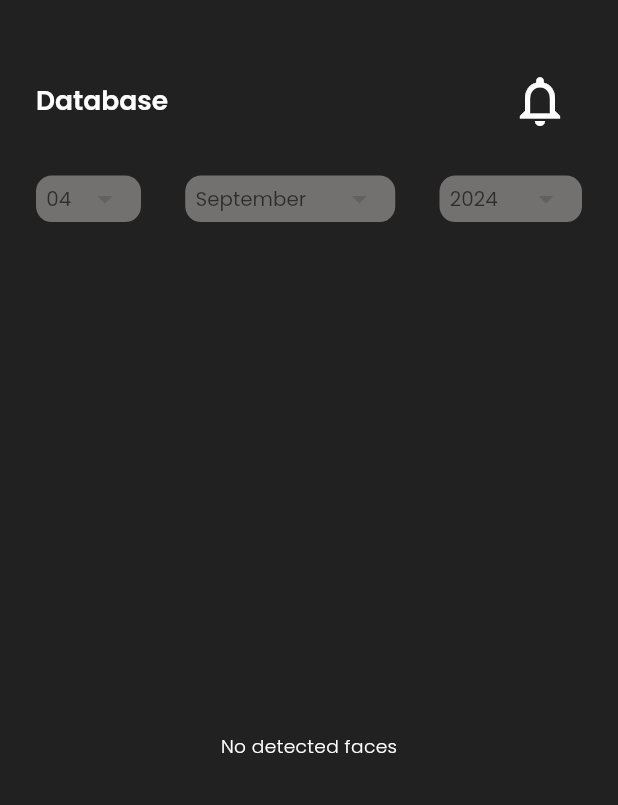
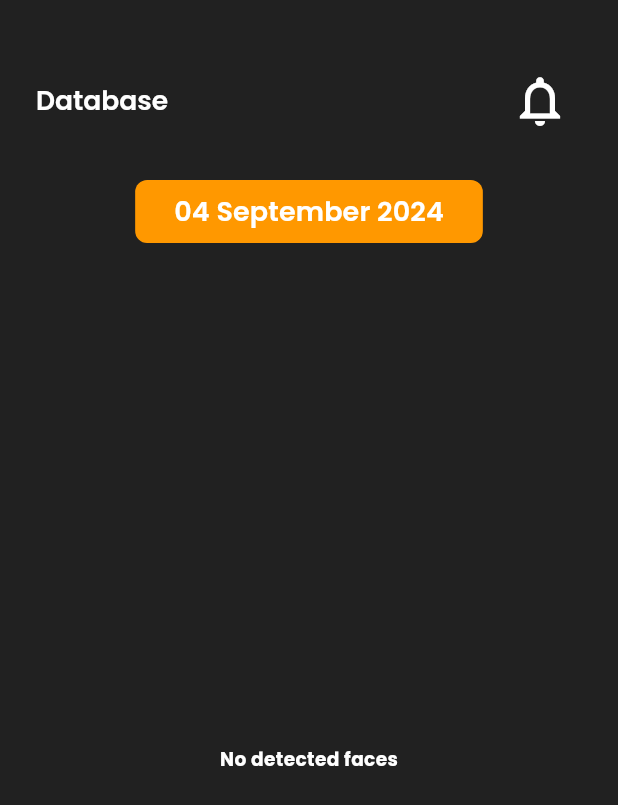
Before and after one commit to skyplerai/flutter3, a Flutter app: the DatabaseScreen screen opened by its route, on a phone screen of 412 x 824 dp. Shown: the top 805 px of the screen. Run offline on Flutter 3.47's test engine with Material 3 defaults, Android fonts, the phone set to English and light mode, and no system bars; our stand-ins replace cached_network_image, connectivity_plus, fl_chart, flutter_screenutil, flutter_svg, get and 4 more; missing offline and left inert: upi_india; accounts and stored records are empty.

Commit message:
Updated the deesign of date picker in the database page

```diff
--- a/flutter3-Dhiwise-2O265pOv/lib/presentation/database_screen/database_screen.dart
+++ b/flutter3-Dhiwise-2O265pOv/lib/presentation/database_screen/database_screen.dart
@@ -1,4 +1,3 @@
-///lib/presentation/database_screen.dart
 import 'dart:async';
 import 'dart:convert';
 import 'package:flutter/material.dart';
@@ -40,6 +39,36 @@ class _DatabaseScreenState extends State<DatabaseScreen> {
     } catch (e) {
       print('Error fetching faces: $e');
       // Consider showing an error message to the user
+    }
+  }
+
+  Future<void> _selectDate(BuildContext context) async {
+    final DateTime? picked = await showDatePicker(
+      context: context,
+      initialDate: selectedDate,
+      firstDate: DateTime(2000), // Set the earliest date that can be picked
+      lastDate: DateTime.now(),  // Set the latest date that can be picked
+      builder: (BuildContext context, Widget? child) {
+        return Theme(
+          data: ThemeData.dark().copyWith(
+            colorScheme: ColorScheme.dark(
+              primary: Colors.orange, // Header background color
+              onPrimary: Colors.black, // Header text color
+              surface: Colors.grey[900]!, // Background color
+              onSurface: Colors.orange, // Text color
+            ),
+            dialogBackgroundColor: Colors.grey[800], // Popup background color
+          ),
+          child: child!,
+        );
+      },
+    );
+
+    if (picked != null && picked != selectedDate) {
+      setState(() {
+        selectedDate = picked;
+        fetchDetectedFaces(); // Refresh the detected faces based on the new date
+      });
     }
   }
 
@@ -150,62 +179,31 @@ class _DatabaseScreenState extends State<DatabaseScreen> {
     return Padding(
       padding: EdgeInsets.symmetric(horizontal: 24),
       child: Row(
-        mainAxisAlignment: MainAxisAlignment.spaceBetween,
+        mainAxisAlignment: MainAxisAlignment.center,
         children: [
-          _buildDateDropdown(),
-          _buildMonthDropdown(),
-          _buildYearDropdown(),
+          TextButton(
+            onPressed: () => _selectDate(context),
+            child: Text(
+              DateFormat('dd MMMM yyyy').format(selectedDate),
+              style: TextStyle(fontSize: 18, color: Colors.white),
+            ),
+            style: TextButton.styleFrom(
+              padding: EdgeInsets.symmetric(horizontal: 26, vertical: 8),
+              backgroundColor: Colors.orange,
+              shape: RoundedRectangleBorder(
+                borderRadius: BorderRadius.circular(8),
+              ),
+            ),
+          ),
         ],
       ),
-    );
-  }
-
-  Widget _buildDateDropdown() {
-    return CustomDropDown(
-      width: 70,
-      hintText: selectedDate.day.toString().padLeft(2, '0'),
-      items: List.generate(31, (index) => (index + 1).toString().padLeft(2, '0')),
-      onChanged: (value) {
-        setState(() {
-          selectedDate = DateTime(selectedDate.year, selectedDate.month, int.parse(value));
-          fetchDetectedFaces();
-        });
-      },
-    );
-  }
-
-  Widget _buildMonthDropdown() {
-    return CustomDropDown(
-      width: 140,
-      hintText: DateFormat('MMMM').format(selectedDate),
-      items: DateFormat.MMMM().dateSymbols.MONTHS,
-      onChanged: (value) {
-        setState(() {
-          selectedDate = DateTime(selectedDate.year, DateFormat.MMMM().dateSymbols.MONTHS.indexOf(value) + 1, selectedDate.day);
-          fetchDetectedFaces();
-        });
-      },
-    );
-  }
-
-  Widget _buildYearDropdown() {
-    return CustomDropDown(
-      width: 95,
-      hintText: selectedDate.year.toString(),
-      items: List.generate(10, (index) => (DateTime.now().year - index).toString()),
-      onChanged: (value) {
-        setState(() {
-          selectedDate = DateTime(int.parse(value), selectedDate.month, selectedDate.day);
-          fetchDetectedFaces();
-        });
-      },
     );
   }
 
   Widget _buildDetectedFacesList() {
     return Expanded(
       child: detectedFaces.isEmpty
-          ? Center(child: Text("No detected faces", style: TextStyle(color: Colors.white)))
+          ? Center(child: Text("No detected faces", style: TextStyle(color: Colors.white, fontWeight: FontWeight.w700)))
           : ListView.builder(
         itemCount: detectedFaces.length,
         itemBuilder: (context, index) {
```
